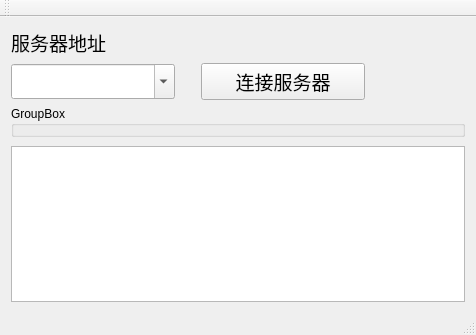
The window that server/resourcemanager_client/mainwindow.ui (weilaidb/resourcemanager) describes before a commit, drawn with Qt 5.
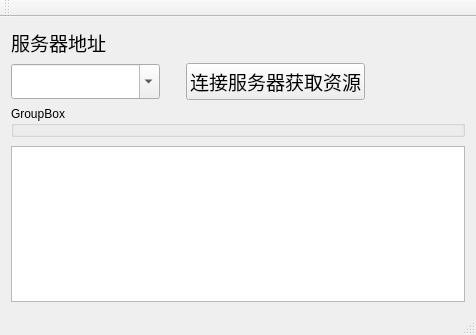
The same window after the commit.

What changed in the file:
```diff
--- a/server/resourcemanager_client/mainwindow.ui
+++ b/server/resourcemanager_client/mainwindow.ui
@@ -70,7 +70,7 @@
            </font>
           </property>
           <property name="text">
-           <string>连接服务器</string>
+           <string>连接服务器获取资源</string>
           </property>
          </widget>
         </item>
```
Left out of the diff: 10 changed lines with no effect on the pictures.
